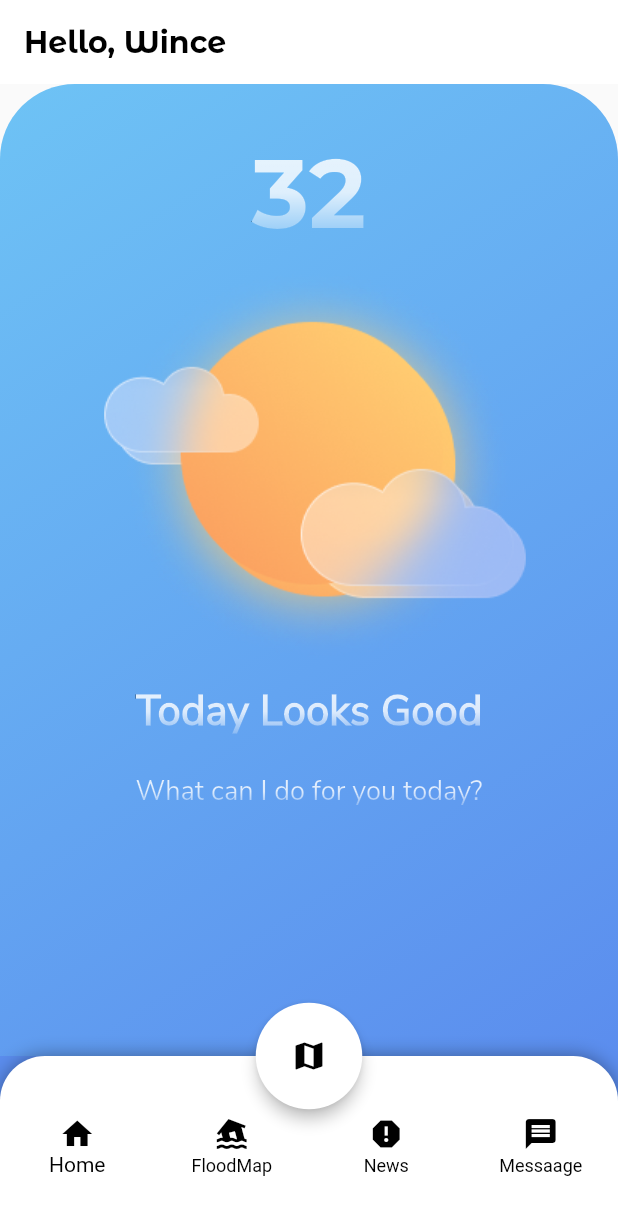
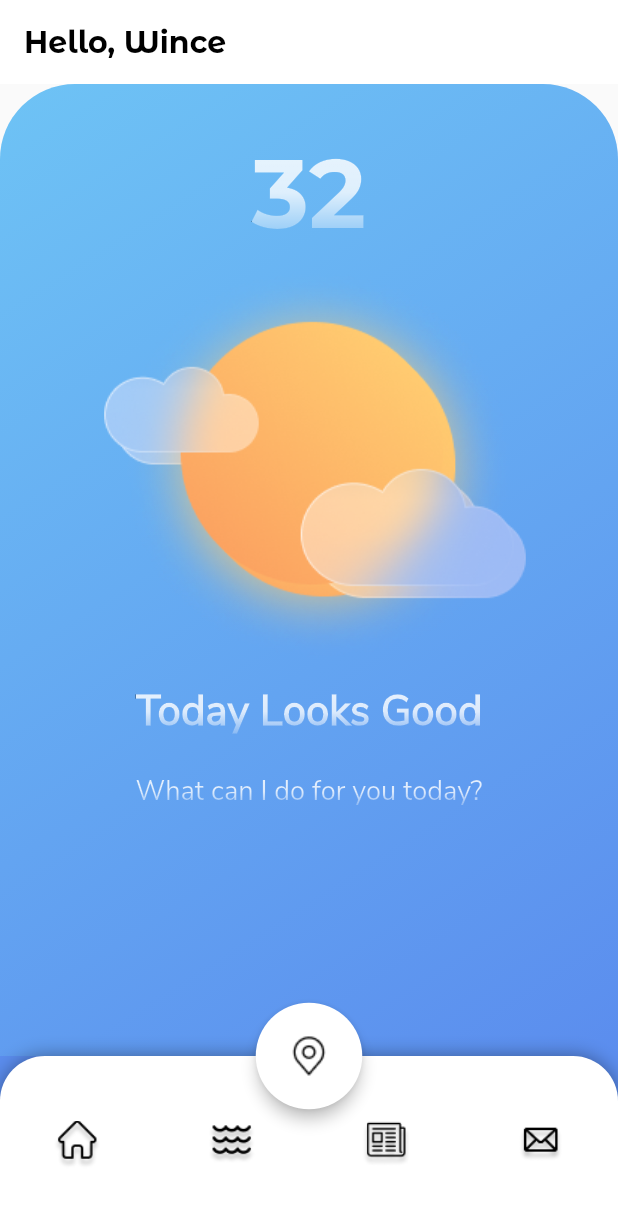
Before and after one commit to wience/aurora, a Flutter app: the screen it shows after launch, on a phone screen of 412 x 824 dp. Shown: the top 1215 px of the screen. Run offline on Flutter 3.47's test engine with Material 2 defaults, Android fonts, the phone set to English and light mode, and no system bars; drawn by our look-alikes of drop_shadow_image; project files that could hold a hidden picture were left out.

Commit message:
Icons on Main Changed
Co-Authored-By: matyo13 <107267313+matyo13@users.noreply.github.com>
Co-Authored-By: Kent Dave Catipay <107268879+KeeentX@users.noreply.github.com>

```diff
--- a/aurora/lib/main.dart
+++ b/aurora/lib/main.dart
@@ -179,7 +179,10 @@ class _MyHomePageState extends State<MyHomePage> {
           elevation: 4.0,
           backgroundColor: Colors.white,
           foregroundColor: Colors.black,
-          child: Icon(Icons.map),
+          child: ImageIcon(
+            AssetImage('assets/img/pin.png'),
+            size: 40,
+          ),
         ),
       ),
       bottomNavigationBar: Container(
@@ -214,25 +217,30 @@ class _MyHomePageState extends State<MyHomePage> {
                   backgroundColor: const Color.fromARGB(255, 255, 255, 255),
                   items: const <BottomNavigationBarItem>[
                     BottomNavigationBarItem(
-                      icon: Icon(Icons.home),
+                      icon: ImageIcon(AssetImage("assets/img/home.png"),
+                          size: 32),
                       label: 'Home',
                     ),
                     BottomNavigationBarItem(
-                      icon: Icon(Icons.flood),
+                      icon: ImageIcon(AssetImage("assets/img/flood.png"),
+                          size: 32),
                       label: 'FloodMap',
                     ),
                     BottomNavigationBarItem(
-                      icon: Icon(Icons.report),
+                      icon: ImageIcon(AssetImage("assets/img/newspaper.png"),
+                          size: 32),
                       label: 'News',
                     ),
                     BottomNavigationBarItem(
-                      icon: Icon(Icons.message),
+                      icon: ImageIcon(AssetImage("assets/img/text.png"),
+                          size: 32),
                       label: 'Messaage',
                     ),
                   ],
                   selectedItemColor: const Color.fromARGB(255, 0, 0, 0),
                   unselectedItemColor: const Color.fromARGB(255, 0, 0, 0),
-                  showUnselectedLabels: true,
+                  showSelectedLabels: false,
+                  showUnselectedLabels: false,
                   elevation: 0,
                 ),
               ))),
--- a/aurora/pubspec.yaml
+++ b/aurora/pubspec.yaml
@@ -86,6 +86,7 @@ flutter:
 
   assets:
     - assets/img/sunny.png
+    - assets/img/
 
   # To add assets to your application, add an assets section, like this:
   # assets:
```
Also changed, not shown: aurora/assets/img/flood.png (added), aurora/assets/img/home.png (added), aurora/assets/img/newspaper.png (added), aurora/assets/img/pin.png (added), aurora/assets/img/text.png (added), 1 other file.
